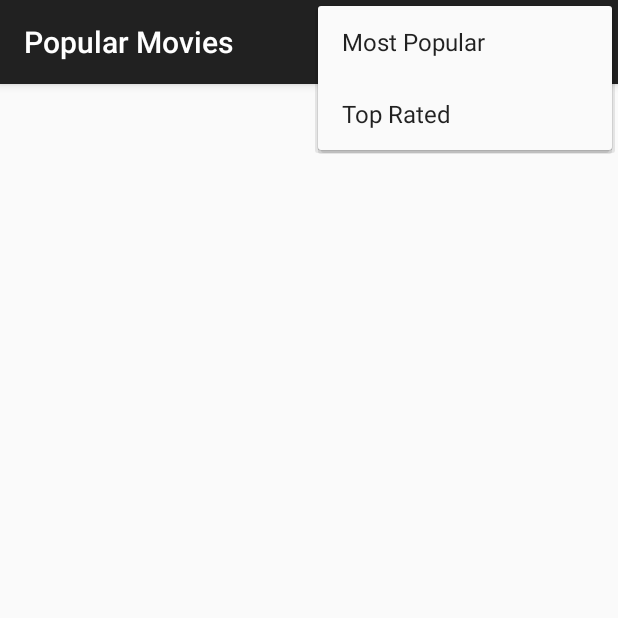
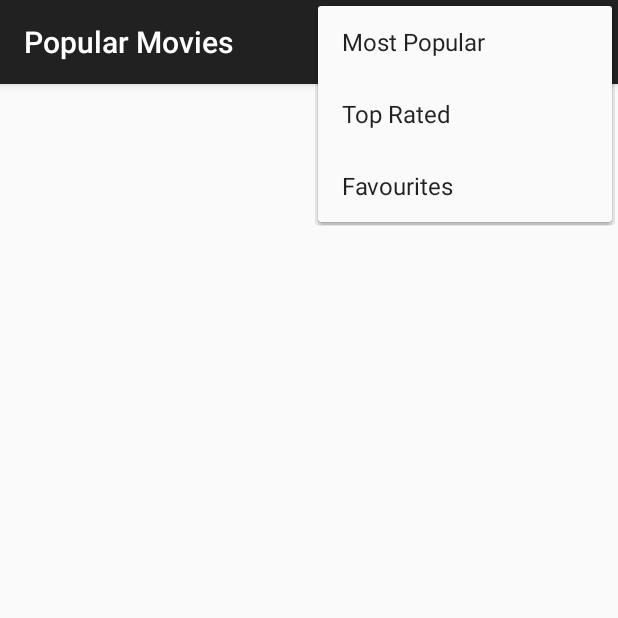
Before and after one commit to marcosmcb/popular-movies-app, an Android app: the screen it shows after launch (MainActivity), with the options menu open, on a phone screen of 412 x 824 dp, the top half of it. Run offline under Robolectric (Android 15) with nearby library versions, the phone set to English and light mode, and no system bars; our stand-ins replace Picasso; libraries missing offline, so code that uses them is left out: android.test.mock; pictures from the network do not load.

```diff
--- a/app/build.gradle
+++ b/app/build.gradle
@@ -36,6 +36,11 @@ dependencies {
     // Add RecyclerView Dependency
     compile 'com.android.support:recyclerview-v7:26.1.0'
 
+    // Add Retrofit
+    compile 'com.squareup.retrofit2:retrofit:2.3.0'
+    compile 'com.squareup.retrofit2:converter-gson:2.3.0'
+
+
     androidTestImplementation 'com.android.support.test:runner:1.0.1'
     androidTestImplementation 'com.android.support.test.espresso:espresso-core:3.0.1'
 }
--- a/app/src/main/res/menu/main.xml
+++ b/app/src/main/res/menu/main.xml
@@ -11,4 +11,9 @@
         app:showAsAction="never"
         android:id="@+id/action_sort_top_rated"
         android:title="@string/sort_top_rated" />
+    <item
+        android:orderInCategory="2"
+        app:showAsAction="never"
+        android:id="@+id/action_sort_favourites"
+        android:title="@string/sort_favourites" />
 </menu>
--- a/app/src/main/res/values/strings.xml
+++ b/app/src/main/res/values/strings.xml
@@ -10,4 +10,5 @@
     <string name="error_message">Failed to get results, Please try again.</string>
     <string name="max_vote_average">10</string>
     <string name="error_message_menu">Couldn\'t find item!</string>
+    <string name="sort_favourites">Favourites</string>
 </resources>
```
Also changed, not shown: app/src/main/java/com/example/marcoscavalcante/popularmovies/utils/NetworkUtils.java (+4 -7 lines).
